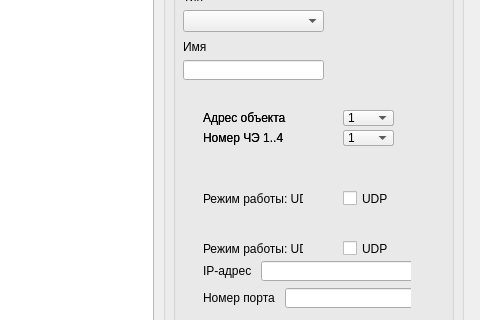
First picture: the form in m_cfg/MainWindowCFG.ui, repository xXRadioHeadXx/start7, before the edit; both pictures show x 107 to 587 and y 198 to 518 of the 587 by 795 pixel window.
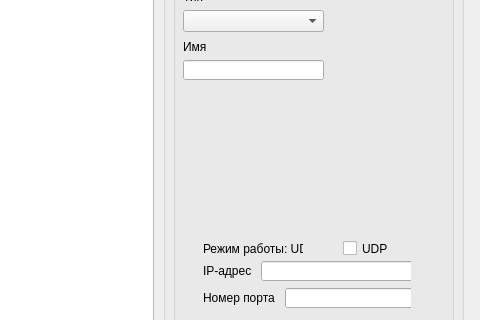
Second picture: the form after the edit. The open tabs and pages were chosen to show the change. Icons and pictures are not drawn.

```diff
--- a/m_cfg/MainWindowCFG.ui
+++ b/m_cfg/MainWindowCFG.ui
@@ -1348,6 +1348,7 @@
         </property>
        </widget>
       </widget>
+      <widget class="QWidget" name="Y4_T4K_M"/>
      </widget>
      <widget class="QWidget" name="widget" native="true">
       <property name="geometry">
```
Left out of the diff: 7 changed lines with no effect on the pictures.
